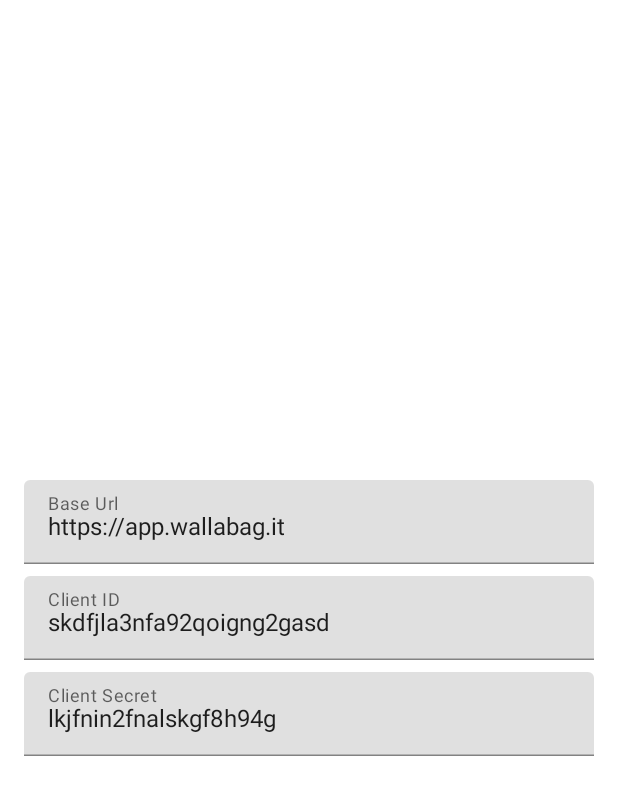
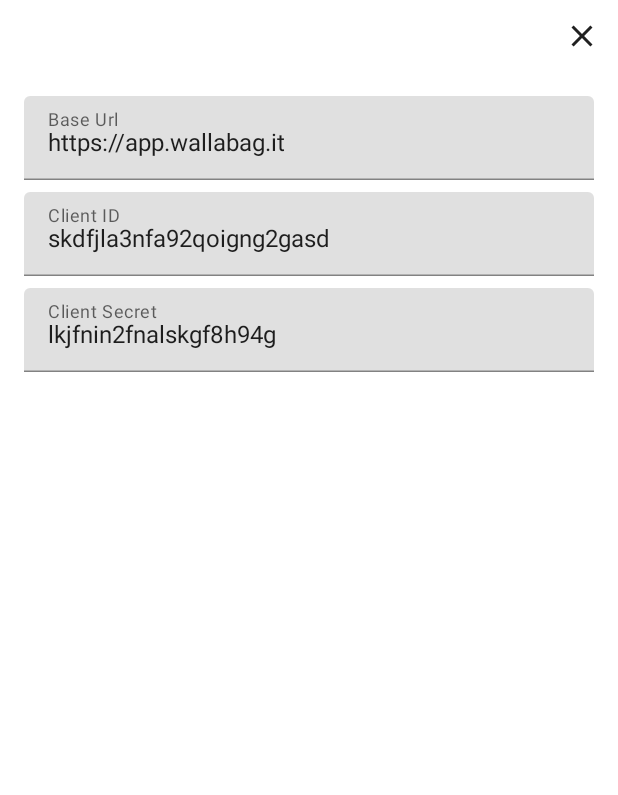
Before and after one commit to jzbrooks/Knapsack, an Android app built with Jetpack Compose: the @Preview function HostConfigurationPreview, on a phone screen of 412 x 824 dp. Shown: the top 795 px of the screen. Run offline under Robolectric (Android 15) with nearby library versions, the phone set to English and light mode, and no system bars.

Commit message:
Polish host configuration

```diff
--- a/knapsack-android/src/main/java/com/jzbrooks/readlater/AuthScreen.kt
+++ b/knapsack-android/src/main/java/com/jzbrooks/readlater/AuthScreen.kt
@@ -36,7 +36,7 @@
 
     val bottomSheet = rememberModalBottomSheetState(
         initialValue = ModalBottomSheetValue.Hidden,
-        skipHalfExpanded = true,
+        skipHalfExpanded = false,
     )
 
     ModalBottomSheetLayout(
@@ -47,8 +47,10 @@
                 { clientId.value = it },
                 clientSecret.value,
                 { clientSecret.value = it },
+                { coroutineScope.launch { bottomSheet.hide() } }
             )
         },
+        sheetBackgroundColor = MaterialTheme.colors.secondary,
         sheetState = bottomSheet,
     ) {
         Column(Modifier.background(MaterialTheme.colors.secondary)) {
--- a/knapsack-android/src/main/java/com/jzbrooks/readlater/HostConfiguration.kt
+++ b/knapsack-android/src/main/java/com/jzbrooks/readlater/HostConfiguration.kt
@@ -1,9 +1,15 @@
 package com.jzbrooks.readlater
 
 import android.webkit.URLUtil
+import androidx.compose.foundation.background
 import androidx.compose.foundation.layout.*
+import androidx.compose.material.Icon
+import androidx.compose.material.IconButton
+import androidx.compose.material.MaterialTheme
 import androidx.compose.material.Text
 import androidx.compose.material.TextField
+import androidx.compose.material.icons.Icons
+import androidx.compose.material.icons.filled.Close
 import androidx.compose.runtime.Composable
 import androidx.compose.runtime.mutableStateOf
 import androidx.compose.runtime.saveable.rememberSaveable
@@ -21,12 +27,23 @@
     onClientIdChanged: (String) -> Unit,
     clientSecret: String,
     onClientSecretChanged: (String) -> Unit,
+    onCloseClicked: () -> Unit,
 ) {
     val baseUrl = rememberSaveable { mutableStateOf(appSettings.baseUrl) }
 
+    Column(Modifier.fillMaxWidth()) {
+        Column(
+            horizontalAlignment = Alignment.End,
+            modifier = Modifier.fillMaxWidth(),
+        ) {
+            IconButton(onClick = onCloseClicked) {
+                Icon(Icons.Default.Close, "Close")
+            }
+        }
+
         Box(
             Modifier.fillMaxSize(),
-        contentAlignment = Alignment.Center
+            contentAlignment = Alignment.TopCenter
         ) {
             Column(modifier = Modifier.fillMaxWidth().padding(16.dp)) {
                 TextField(
@@ -64,6 +81,7 @@
             }
         }
     }
+}
 
 @Preview(showBackground = true)
 @Composable
@@ -79,6 +97,7 @@
             onClientIdChanged = { },
             clientSecret = "lkjfnin2fnalskgf8h94g",
             onClientSecretChanged = { },
+            onCloseClicked = { },
         )
     }
 }
```
Lines whose indentation alone changed are shown as unchanged.
